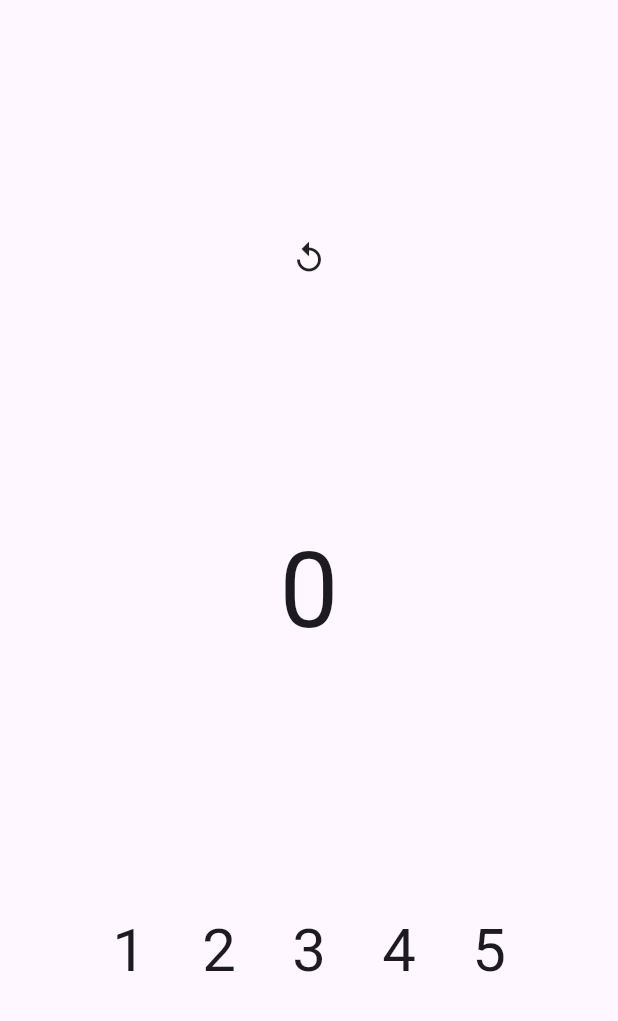
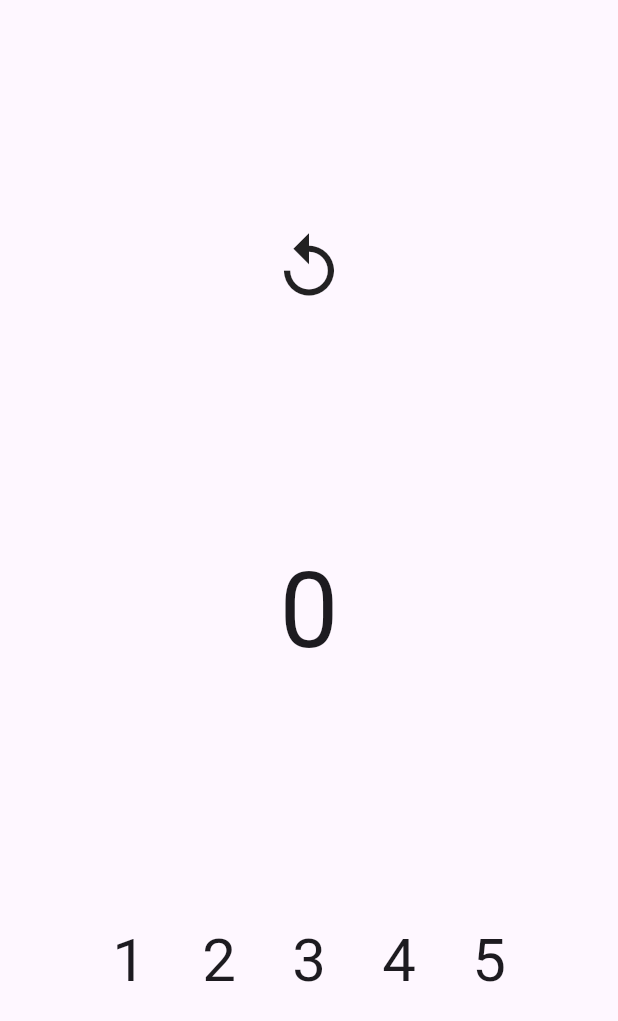
Before and after one commit to voronwa-tatyar/counter, a Flutter app: the screen it shows after launch, on a phone screen of 412 x 824 dp. Shown: the top 1021 px of the screen. Run offline on Flutter 3.47's test engine with Material 3 defaults, Android fonts, the phone set to English and light mode, and no system bars; missing offline and left inert: stack.

Commit message:
Increase icon size

```diff
--- a/lib/w_upper_pad.dart
+++ b/lib/w_upper_pad.dart
@@ -9,7 +9,7 @@ class UpperPad extends StatelessWidget {
   Widget build(BuildContext context) {
     return InkWell(
       onTap: () => callback.call(),
-      child: const Icon(Icons.replay),
+      child: const Icon(Icons.replay, size: 50,),
     );
   }
 }
```
